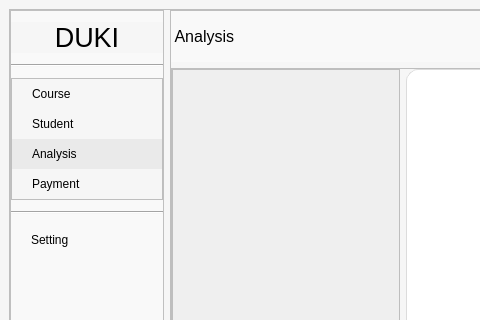
This is ui/analysis.ui in Khiem2112/course-management-ml as Qt 5 draws it before an edit; both pictures show x 0 to 480 and y 0 to 320 of the 823 by 614 pixel window. The edited form follows.
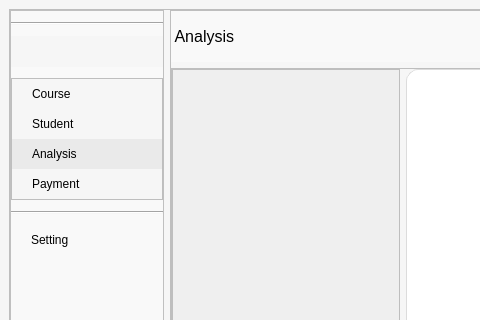
This is the edited form. Icons and pictures are not drawn.

Commit message: Change paths in resource_qt.qrc

Diff of the .ui file:
```diff
--- a/ui/analysis.ui
+++ b/ui/analysis.ui
@@ -201,13 +201,26 @@
            <number>0</number>
           </property>
           <item>
-           <widget class="QLabel" name="brand">
+           <widget class="Line" name="line_1">
+            <property name="orientation">
+             <enum>Qt::Horizontal</enum>
+            </property>
+           </widget>
+          </item>
+          <item>
+           <widget class="QLabel" name="brand_2">
             <property name="sizePolicy">
              <sizepolicy hsizetype="Preferred" vsizetype="Preferred">
               <horstretch>0</horstretch>
               <verstretch>0</verstretch>
              </sizepolicy>
             </property>
+            <property name="maximumSize">
+             <size>
+              <width>160</width>
+              <height>90</height>
+             </size>
+            </property>
             <property name="font">
              <font>
               <pointsize>20</pointsize>
@@ -217,20 +230,19 @@
              <string notr="true"/>
             </property>
             <property name="text">
-             <string>DUKI</string>
+             <string/>
+            </property>
+            <property name="pixmap">
+             <pixmap resource="../media/resource_from_qt.qrc">:/Images/images/Logo DUKI.png</pixmap>
+            </property>
+            <property name="scaledContents">
+             <bool>true</bool>
             </property>
             <property name="alignment">
              <set>Qt::AlignCenter</set>
             </property>
            </widget>
           </item>
-          <item>
-           <widget class="Line" name="line_1">
-            <property name="orientation">
-             <enum>Qt::Horizontal</enum>
-            </property>
-           </widget>
-          </item>
           <item>
            <widget class="QFrame" name="frame_2">
             <property name="frameShape">
```
Left out of the diff: 7 changed lines with no effect on the pictures. The commit also changes 2 other files.
